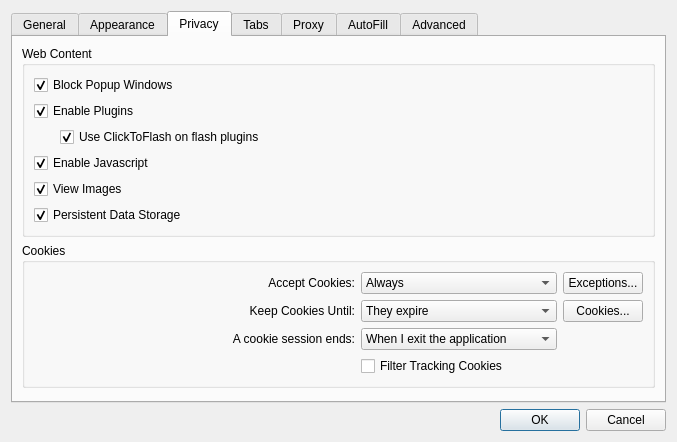
First picture: the form in src/settings.ui, repository IT-Space-2026/arktos, before the edit.
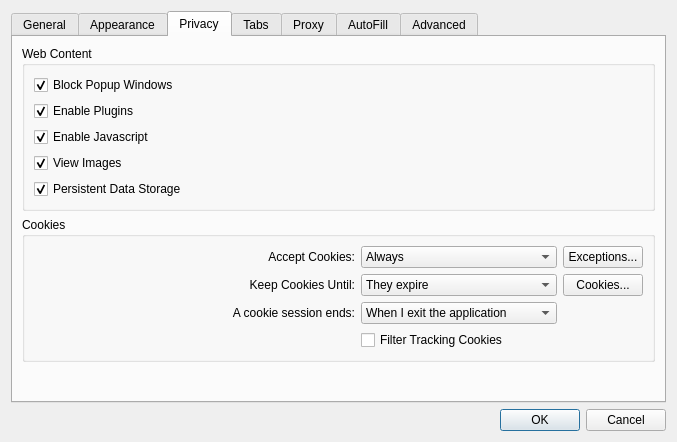
Second picture: the form after the edit.

Commit message: Remove all Flash/plugin machinery and port remaining utils (MIG13)

```diff
--- a/src/settings.ui
+++ b/src/settings.ui
@@ -390,41 +390,6 @@
             </property>
            </widget>
           </item>
-          <item row="2" column="0">
-           <spacer name="horizontalSpacer_3">
-            <property name="orientation">
-             <enum>Qt::Horizontal</enum>
-            </property>
-            <property name="sizeType">
-             <enum>QSizePolicy::Fixed</enum>
-            </property>
-            <property name="sizeHint" stdset="0">
-             <size>
-              <width>20</width>
-              <height>20</height>
-             </size>
-            </property>
-           </spacer>
-          </item>
-          <item row="2" column="1">
-           <widget class="QCheckBox" name="clickToFlash">
-            <property name="sizePolicy">
-             <sizepolicy hsizetype="Expanding" vsizetype="Fixed">
-              <horstretch>0</horstretch>
-              <verstretch>0</verstretch>
-             </sizepolicy>
-            </property>
-            <property name="toolTip">
-             <string>If you enable this option, no flash objects will be loaded by default. Instead, each will be replaced by a button, allowing you to control which objects to load, and which not. </string>
-            </property>
-            <property name="text">
-             <string>Use ClickToFlash on flash plugins</string>
-            </property>
-            <property name="checked">
-             <bool>true</bool>
-            </property>
-           </widget>
-          </item>
           <item row="3" column="0" colspan="2">
            <widget class="QCheckBox" name="enableJavascript">
             <property name="text">
```
Left out of the diff: 17 changed lines with no effect on the pictures. The commit also changes 62 other files.
